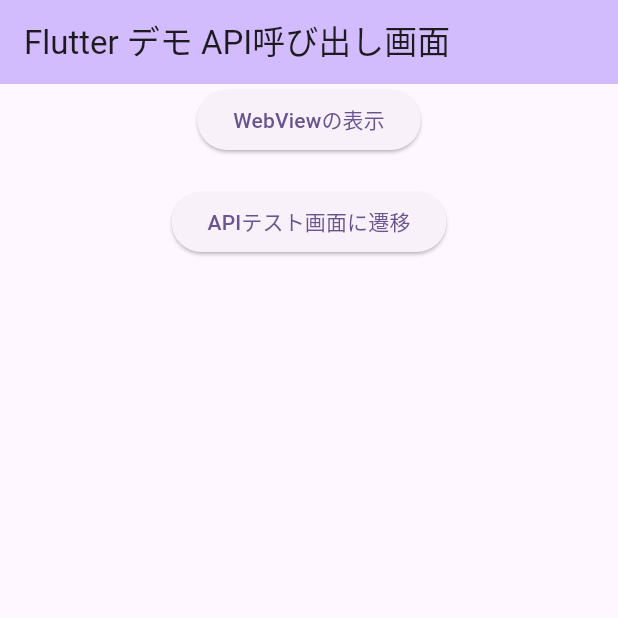
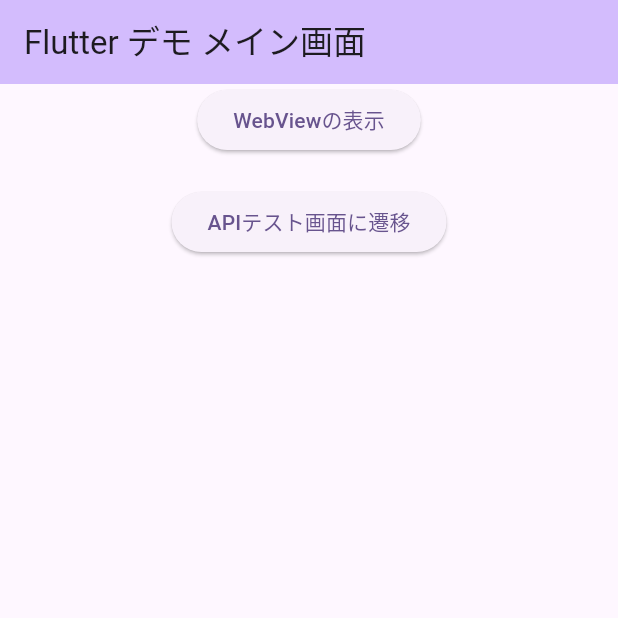
Before and after one commit to Kodai-study/flutter_study, a Flutter app: the screen it shows after launch, on a phone screen of 412 x 824 dp, the top half of it. Run offline on Flutter 3.47's test engine with Material 3 defaults, Android fonts, the phone set to English and light mode, and no system bars; our stand-ins replace dio, freezed_annotation, retrofit, webview_flutter; generated files the repository leaves out were written again.

Commit message:
メイン画面のタイトルを変更

```diff
--- a/lib/main.dart
+++ b/lib/main.dart
@@ -1,3 +1,5 @@
+import 'dart:io';
+
 import 'package:dio/dio.dart';
 import 'package:first_flutter/api_book_searcher.dart';
 import 'package:first_flutter/screen_test_api.dart';
@@ -19,7 +21,7 @@ class MyApp extends StatelessWidget {
         colorScheme: ColorScheme.fromSeed(seedColor: Colors.deepPurple),
         useMaterial3: true,
       ),
-      home: const MyHomePage(title: 'Flutter デモ API呼び出し画面'),
+      home: const MyHomePage(title: 'Flutter デモ メイン画面'),
     );
   }
 }
```
